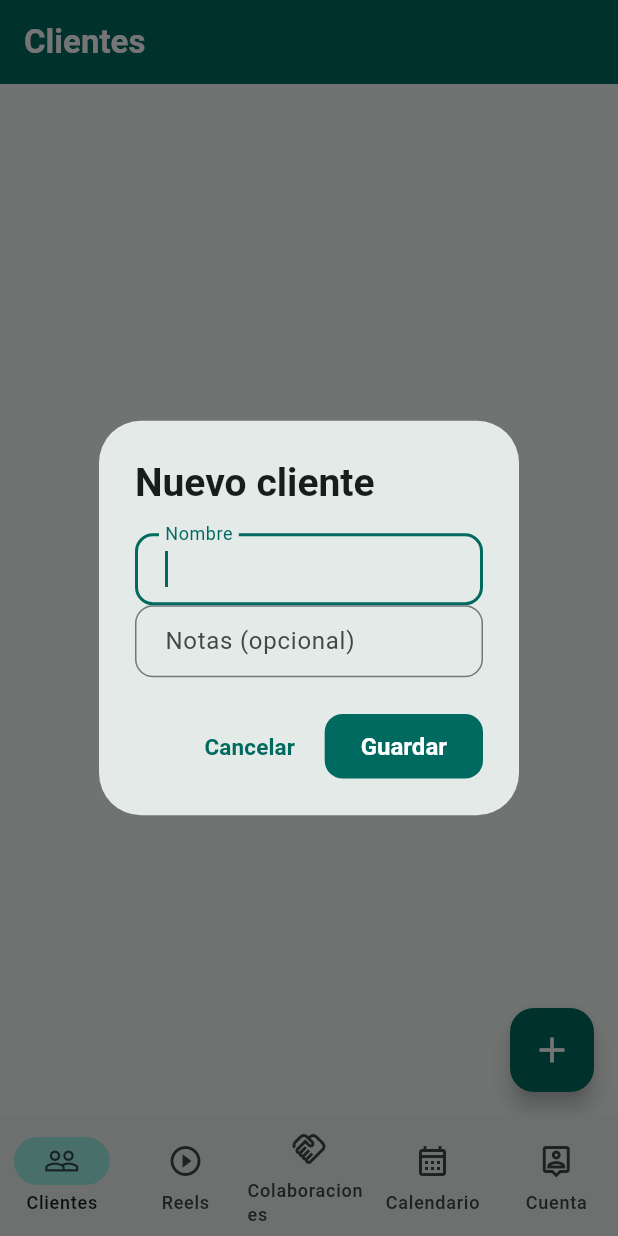
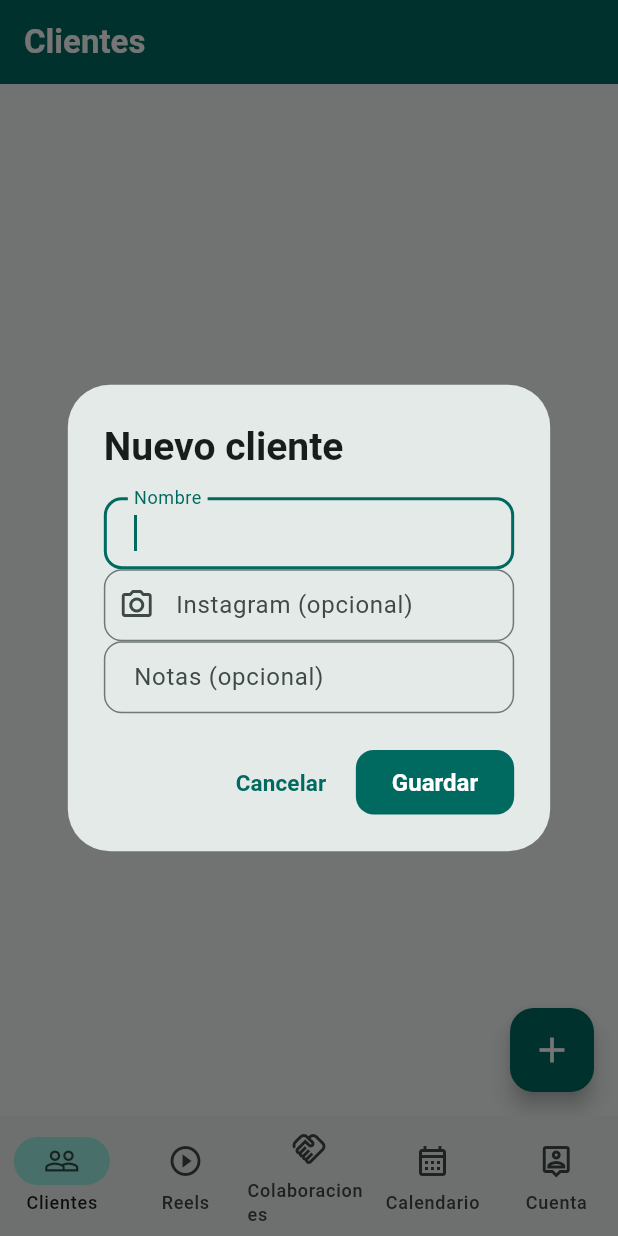
Before and after one commit to LudmilaCeleste/reels_manager, a Flutter app: the screen it shows once a user with an empty profile is signed in, after a tap on the "add" icon, on a phone screen of 412 x 824 dp. Run offline on Flutter 3.47's test engine with Material 3 defaults, Android fonts, the phone set to English and light mode, and no system bars; our stand-ins replace cloud_firestore, equatable, firebase_auth, firebase_core, flutter_riverpod, table_calendar; missing offline and left inert: flutter_inappwebview; accounts and stored records are empty.

Commit message:
feat: agrega Instagram al cliente con acceso directo a mensaje o perfil
Cliente ahora tiene un campo instagram (solo el usuario, sin @ ni link
completo -- se normaliza en AgregarCliente sea lo que sea que se
pegue: @usuario, usuario, o el link entero). En la lista de Clientes,
si tiene Instagram cargado aparecen dos botones: uno abre directo la
conversacion de Direct con esa cuenta (ig.me/m/usuario, no hace falta
ser seguidor) y otro abre el perfil (instagram.com/usuario).

```diff
--- a/lib/features/clientes/data/repositories/cliente_repository_firestore.dart
+++ b/lib/features/clientes/data/repositories/cliente_repository_firestore.dart
@@ -27,6 +27,7 @@ class ClienteRepositoryFirestore implements ClienteRepository {
     return _coleccion.doc(cliente.id).set({
       'nombre': cliente.nombre,
       'notas': cliente.notas,
+      'instagram': cliente.instagram,
     });
   }
 
@@ -41,6 +42,7 @@ class ClienteRepositoryFirestore implements ClienteRepository {
       id: doc.id,
       nombre: datos['nombre'] as String? ?? '',
       notas: datos['notas'] as String? ?? '',
+      instagram: datos['instagram'] as String? ?? '',
     );
   }
 }
--- a/lib/features/clientes/domain/entities/cliente.dart
+++ b/lib/features/clientes/domain/entities/cliente.dart
@@ -2,20 +2,31 @@ import 'package:equatable/equatable.dart';
 
 /// Un cliente para el que se trabajan reels y colaboraciones.
 class Cliente extends Equatable {
-  const Cliente({required this.id, required this.nombre, this.notas = ''});
+  const Cliente({
+    required this.id,
+    required this.nombre,
+    this.notas = '',
+    this.instagram = '',
+  });
 
   final String id;
   final String nombre;
   final String notas;
 
-  Cliente copyWith({String? nombre, String? notas}) {
+  /// Solo el nombre de usuario, sin "@" ni el link completo (ver
+  /// `normalizarUsuarioInstagram` en agregar_cliente.dart). Vacío si el
+  /// cliente no tiene Instagram cargado.
+  final String instagram;
+
+  Cliente copyWith({String? nombre, String? notas, String? instagram}) {
     return Cliente(
       id: id,
       nombre: nombre ?? this.nombre,
       notas: notas ?? this.notas,
+      instagram: instagram ?? this.instagram,
     );
   }
 
   @override
-  List<Object?> get props => [id, nombre, notas];
+  List<Object?> get props => [id, nombre, notas, instagram];
 }
--- /dev/null
+++ b/lib/features/clientes/presentation/utils/instagram_links.dart
@@ -0,0 +1,12 @@
+/// Links a partir de un nombre de usuario de Instagram (sin "@").
+///
+/// `linkMensajeInstagram` usa el formato "ig.me/m/usuario", que abre
+/// directamente una conversación de Direct con esa cuenta (en la app de
+/// Instagram si está instalada, o en el navegador) — no hace falta que
+/// el cliente sea seguidor ni nada especial, solo que tenga los
+/// mensajes abiertos.
+Uri linkPerfilInstagram(String usuario) =>
+    Uri.parse('https://www.instagram.com/$usuario/');
+
+Uri linkMensajeInstagram(String usuario) =>
+    Uri.parse('https://ig.me/m/$usuario');
--- a/lib/features/clientes/presentation/widgets/formulario_cliente.dart
+++ b/lib/features/clientes/presentation/widgets/formulario_cliente.dart
@@ -11,12 +11,14 @@ Future<void> mostrarFormularioCliente(
   final formKey = GlobalKey<FormState>();
   final nombreController = TextEditingController();
   final notasController = TextEditingController();
+  final instagramController = TextEditingController();
 
   await showDialog<void>(
     context: context,
     builder: (context) => AlertDialog(
       title: const Text('Nuevo cliente'),
-      content: Form(
+      content: SingleChildScrollView(
+        child: Form(
           key: formKey,
           child: Column(
             mainAxisSize: MainAxisSize.min,
@@ -30,12 +32,21 @@ Future<void> mostrarFormularioCliente(
                     : null,
               ),
               TextFormField(
+                controller: instagramController,
+                decoration: const InputDecoration(
+                  labelText: 'Instagram (opcional)',
+                  hintText: '@usuario o el link del perfil',
+                  prefixIcon: Icon(Icons.camera_alt_outlined),
+                ),
+              ),
+              TextFormField(
                 controller: notasController,
                 decoration: const InputDecoration(
                   labelText: 'Notas (opcional)',
                 ),
               ),
             ],
+          ),
         ),
       ),
       actions: [
@@ -49,6 +60,7 @@ Future<void> mostrarFormularioCliente(
             await ref.read(agregarClienteProvider)(
               nombre: nombreController.text,
               notas: notasController.text,
+              instagram: instagramController.text,
             );
             if (context.mounted) Navigator.of(context).pop();
           },
```
Also changed, not shown: lib/features/clientes/domain/usecases/agregar_cliente.dart (+23 -1 lines), lib/features/clientes/presentation/screens/clientes_screen.dart (+37 -3 lines). Lines whose indentation alone changed are shown as unchanged.
